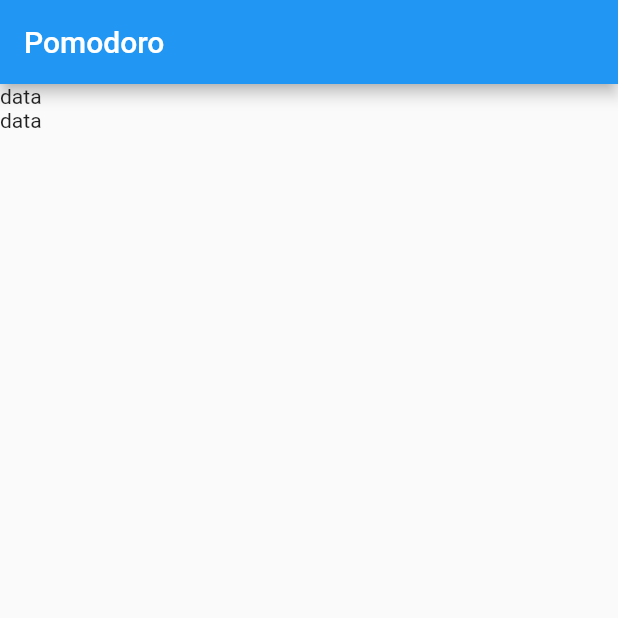
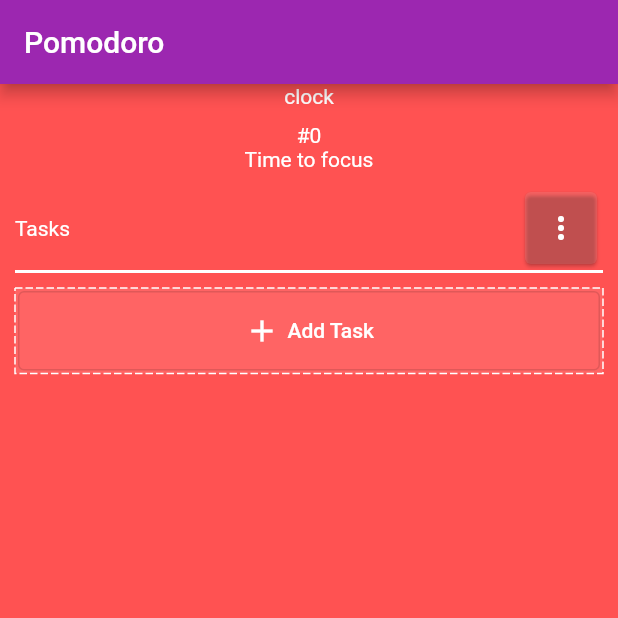
Before and after one commit to manhtu227/App-Pomodoro, a Flutter app: the screen it shows after launch, on a phone screen of 412 x 824 dp, the top half of it. Run offline on Flutter 3.47's test engine with Material 2 defaults, Android fonts, the phone set to English and light mode, and no system bars; drawn by our look-alikes of dotted_border; Roboto replaces fonts that are missing (Quicksand).

Commit message:
add ui task

```diff
--- a/lib/main.dart
+++ b/lib/main.dart
@@ -1,4 +1,5 @@
 import 'package:flutter/material.dart';
+import './widget/task.dart';
 
 void main() => runApp(MyApp());
 
@@ -9,6 +10,12 @@ class MyApp extends StatelessWidget {
   Widget build(BuildContext context) {
     return MaterialApp(
       title: 'Pomodoro',
+      theme: ThemeData(
+        primarySwatch: Colors.purple,
+        textTheme: const TextTheme(bodyMedium: TextStyle(color: Colors.white)),
+        accentColor: Colors.amber,
+        fontFamily: 'Quicksand',
+      ),
       home: HomePage(),
     );
   }
@@ -20,6 +27,7 @@ class HomePage extends StatelessWidget {
   @override
   Widget build(BuildContext context) {
     return Scaffold(
+      backgroundColor: Colors.redAccent,
       appBar: AppBar(
         title: Text(
           'Pomodoro',
@@ -28,8 +36,8 @@ class HomePage extends StatelessWidget {
       body: Container(
           child: Column(
         children: [
-          Text('data'),
-          Text('data'),
+          Text('clock'),
+          Tasks(),
         ],
       )),
     );
--- /dev/null
+++ b/lib/widget/task.dart
@@ -0,0 +1,95 @@
+import 'package:flutter/material.dart';
+import 'package:dotted_border/dotted_border.dart';
+// This is the type used by the popup menu below.
+
+class Tasks extends StatefulWidget {
+  const Tasks({super.key});
+
+  @override
+  State<Tasks> createState() => _TasksState();
+}
+
+class _TasksState extends State<Tasks> {
+  @override
+  Widget build(BuildContext context) {
+    return Container(
+      width: double.infinity,
+      padding: EdgeInsets.all(10),
+      child: Column(
+        children: [
+          Text("#0"),
+          Text("Time to focus"),
+          SizedBox(
+            height: 10,
+          ),
+          Container(
+            decoration: BoxDecoration(
+              border: Border(
+                bottom: BorderSide(
+                  color: Colors.white,
+                  width: 2,
+                ),
+              ),
+            ),
+            child: Row(
+              mainAxisAlignment: MainAxisAlignment.spaceBetween,
+              children: [
+                Text("Tasks"),
+                Card(
+                  color: Colors.white.withOpacity(0.1),
+                  child: PopupMenuButton(
+                    icon: Icon(Icons.more_vert, color: Colors.white),
+                    itemBuilder: (BuildContext context) => [
+                      PopupMenuItem(
+                        child: Text('Clear finish task'),
+                        value: 'Option 1',
+                      ),
+                      PopupMenuItem(
+                        child: Text('Clear all task'),
+                        value: 'Option 2',
+                      ),
+                      PopupMenuItem(
+                        child: Text('Option 3'),
+                        value: 'Option 3',
+                      ),
+                    ],
+                  ),
+                ),
+              ],
+            ),
+          ),
+          SizedBox(
+            height: 10,
+          ),
+          Container(
+            width: double.infinity,
+            height: 57,
+            // decoration: BoxDecoration(),
+            color: Colors.white.withOpacity(0.1),
+            child: DottedBorder(
+                color: Colors.white, //color of dotted/dash line
+                strokeWidth: 1, //thickness of dash/dots
+                dashPattern: [5, 2],
+                child: new SizedBox(
+                  width: double.infinity,
+                  height: 57,
+                  child: OutlinedButton(
+                    style: TextButton.styleFrom(foregroundColor: Colors.white),
+                    onPressed: () {},
+                    child: Row(
+                      mainAxisAlignment: MainAxisAlignment.center,
+                      children: [
+                        Icon(Icons.add),
+                        SizedBox(
+                            width: 5), // Khoảng cách giữa biểu tượng và nút
+                        Text('Add Task'),
+                      ],
+                    ),
+                  ),
+                )),
+          ),
+        ],
+      ),
+    );
+  }
+}
--- a/pubspec.yaml
+++ b/pubspec.yaml
@@ -30,6 +30,7 @@ environment:
 dependencies:
   flutter:
     sdk: flutter
+  dotted_border: 2.0.0
 
 
   # The following adds the Cupertino Icons font to your application.
```
Also changed, not shown: pubspec.lock.
